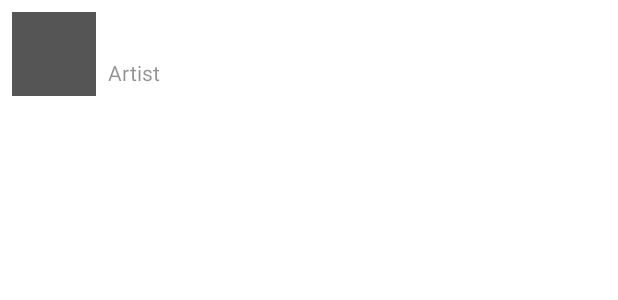
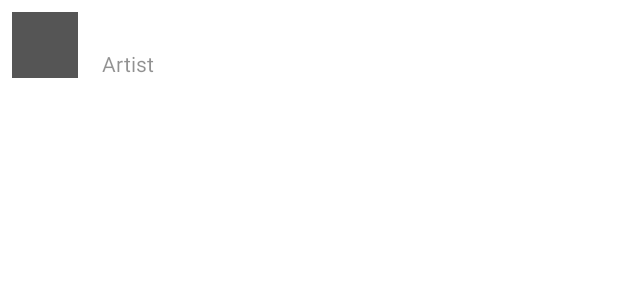
Before and after one commit to icarapovic/MusicHub, an Android app: the layout item_song.xml on its own in the app's theme, with its tools: preview values and no code run, on a phone screen of 412 x 824 dp. Shown: the top 300 px of the screen. Run offline under Robolectric (Android 15) with nearby library versions, the phone set to English and light mode, and no system bars.

Commit message:
Update UI

```diff
--- a/app/src/main/java/dev/chapz/musichub/ui/songs/SongsFragment.kt
+++ b/app/src/main/java/dev/chapz/musichub/ui/songs/SongsFragment.kt
@@ -31,7 +31,7 @@ class SongsFragment : Fragment() {
             hostViewModel.playMediaItem(mediaItem)
         }
 
-        ui.root.apply {
+        ui.songRecycler.apply {
             layoutManager = LinearLayoutManager(context)
             setHasFixedSize(true)
             adapter = songAdapter
--- a/app/src/main/res/layout/item_song.xml
+++ b/app/src/main/res/layout/item_song.xml
@@ -7,8 +7,8 @@
 
     <ImageView
         android:id="@+id/albumArt"
-        android:layout_width="56dp"
-        android:layout_height="56dp"
+        android:layout_width="44dp"
+        android:layout_height="44dp"
         android:layout_margin="8dp"
         app:layout_constraintBottom_toBottomOf="parent"
         app:layout_constraintStart_toStartOf="parent"
@@ -19,7 +19,7 @@
         android:id="@+id/title"
         android:layout_width="0dp"
         android:layout_height="wrap_content"
-        android:layout_marginStart="8dp"
+        android:layout_marginStart="16dp"
         android:layout_marginTop="8dp"
         android:layout_marginEnd="8dp"
         android:textSize="18sp"
@@ -37,7 +37,7 @@
         android:id="@+id/subtitle"
         android:layout_width="0dp"
         android:layout_height="wrap_content"
-        android:layout_marginStart="8dp"
+        android:layout_marginStart="16dp"
         android:layout_marginEnd="8dp"
         android:layout_marginBottom="8dp"
         android:alpha="0.8"
--- a/app/src/main/res/values-night/colors.xml
+++ b/app/src/main/res/values-night/colors.xml
@@ -1,5 +1,5 @@
 <?xml version="1.0" encoding="utf-8"?>
 <resources>
-    <color name="systemBarsColor">@color/black</color>
-    <color name="windowBackground">@color/black</color>
+    <color name="systemBarsColor">@color/grey_800</color>
+    <color name="windowBackground">@color/grey_900</color>
 </resources>
--- a/app/src/main/res/values/colors.xml
+++ b/app/src/main/res/values/colors.xml
@@ -1,8 +1,10 @@
 <?xml version="1.0" encoding="utf-8"?>
 <resources>
-    <color name="black">#FF000000</color>
+    <color name="grey_50">#FAFAFA</color>
+    <color name="grey_800">#303030</color>
+    <color name="grey_900">#212121</color>
     <color name="white">#FFFFFFFF</color>
 
-    <color name="systemBarsColor">@color/white</color>
+    <color name="systemBarsColor">@color/grey_50</color>
     <color name="windowBackground">@color/white</color>
 </resources>
```
Also changed, not shown: app/src/main/java/dev/chapz/musichub/ui/HostActivity.kt (+9 -0 lines), app/src/main/res/drawable/bottom_gradient.xml (deleted, +0 -10 lines), app/src/main/res/drawable/ic_home.xml (+1 -6 lines), app/src/main/res/drawable/ic_library.xml (+1 -6 lines), app/src/main/res/drawable/ic_pause.xml (+1 -12 lines), app/src/main/res/drawable/ic_play.xml (+1 -6 lines), app/src/main/res/layout/activity_host.xml (+38 -25 lines).
